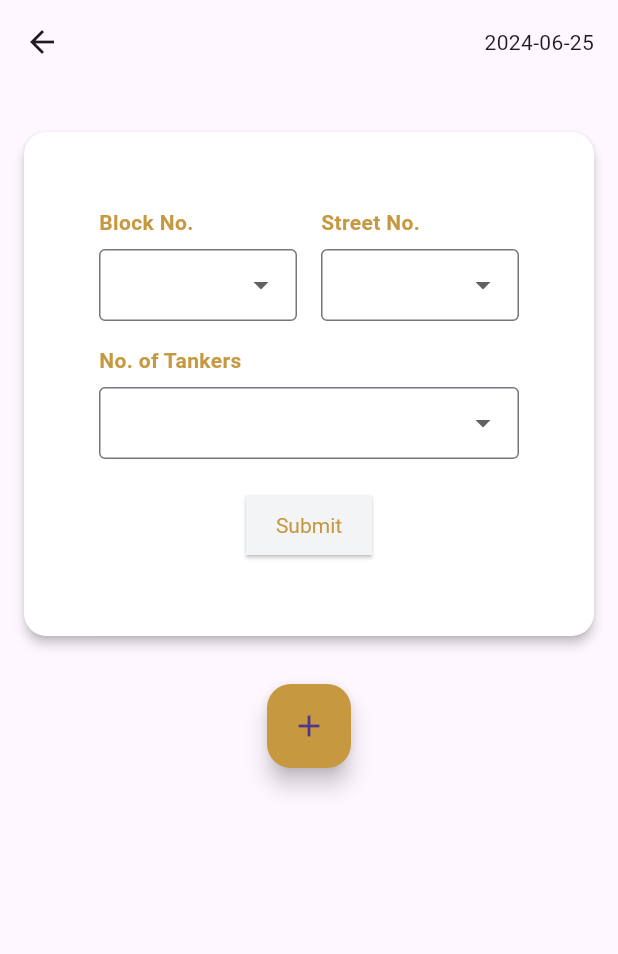
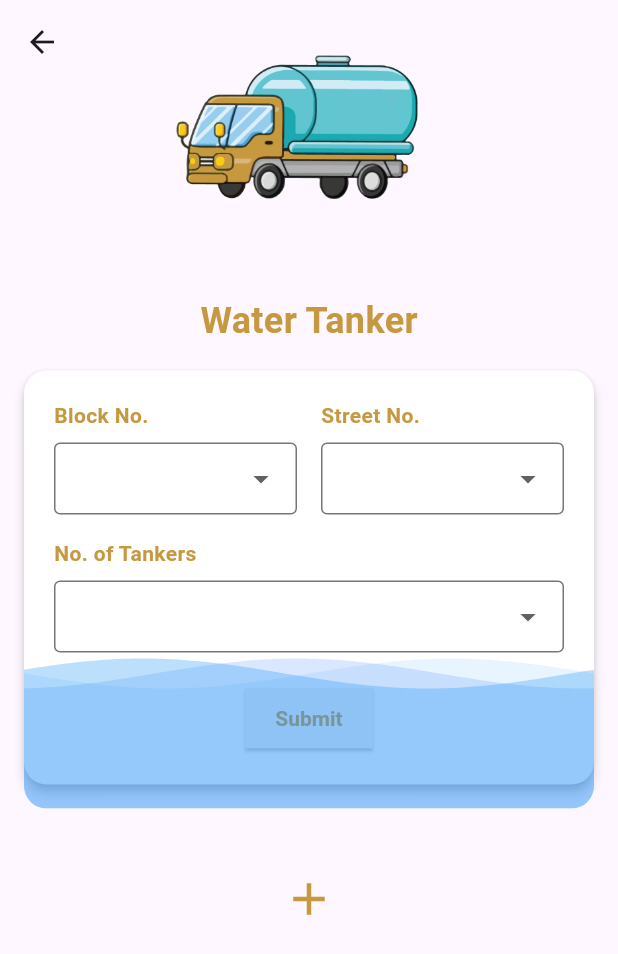
Before and after one commit to Hamid-Raza-22/alnoortown, a Flutter app: the WaterTanker screen opened directly, on a phone screen of 412 x 824 dp. Shown: the top 954 px of the screen. Run offline on Flutter 3.47's test engine with Material 3 defaults, Android fonts, the light colour scheme and no system bars; drawn by our look-alikes of wave; our stand-ins replace animate_do, flutter_local_notifications, get, shared_preferences; missing offline and left inert: workmanager; accounts and stored records are empty.

Commit message:
24 July 2024 - Arfa

```diff
--- a/lib/Screens/development_page.dart
+++ b/lib/Screens/development_page.dart
@@ -130,7 +130,7 @@ class _DevelopmentPageState extends State<DevelopmentPage> {
                           Navigator.push(
                             context,
                             MaterialPageRoute(
-                                builder: (context) => WaterTanker()),
+                                builder: (context) => const WaterTanker()),
                           );
                         },
                         child: Column(
@@ -178,7 +178,7 @@ class _DevelopmentPageState extends State<DevelopmentPage> {
           case 1:
             Navigator.push(
               context,
-              MaterialPageRoute(builder: (context) => SewerageWork()),
+              MaterialPageRoute(builder: (context) => const SewerageWork()),
             );
             break;
           case 2:
--- a/lib/Screens/maindrain_work_page.dart
+++ b/lib/Screens/maindrain_work_page.dart
@@ -1,6 +1,8 @@
 import 'package:flutter/material.dart';
 
-class maindrain extends StatelessWidget {
+class Maindrain extends StatelessWidget {
+  const Maindrain({super.key});
+
   @override
   Widget build(BuildContext context) {
     return Scaffold(
--- a/lib/Screens/splash_screen.dart
+++ b/lib/Screens/splash_screen.dart
@@ -18,8 +18,7 @@ class _SplashScreenState extends State<SplashScreen> {
   _navigateToHome() async {
     await Future.delayed(const Duration(milliseconds: 3000), () {});
     Navigator.pushReplacement(
-      context,
-      MaterialPageRoute(builder: (context) => const LoginPage()),
+      context, MaterialPageRoute(builder: (context) => const LoginPage()),
     );
   }
 
--- a/lib/Screens/water_tanker.dart
+++ b/lib/Screens/water_tanker.dart
@@ -1,5 +1,7 @@
 import 'package:flutter/material.dart';
-import 'package:intl/intl.dart';
+import 'package:flutter/services.dart';
+import 'package:wave/wave.dart';
+import 'package:wave/config.dart';
 
 class WaterTanker extends StatefulWidget {
   const WaterTanker({super.key});
@@ -27,36 +29,55 @@ class _WaterTankerState extends State<WaterTanker> {
     };
   }
 
-  String getCurrentDate() {
-    final now = DateTime.now();
-    return DateFormat('yyyy-MM-dd').format(now);
-  }
-
   @override
   Widget build(BuildContext context) {
     return Scaffold(
-      appBar: AppBar(
-        actions: [
-          Padding(
-            padding: const EdgeInsets.symmetric(horizontal: 16.0),
-            child: Center(
-              child: Text(
-                getCurrentDate(),
-                style: const TextStyle(fontSize: 14),
+      appBar: PreferredSize(
+        preferredSize: const Size.fromHeight(180.0),
+        child: AppBar(
+          backgroundColor: Colors.transparent,
+          elevation: 0,
+          flexibleSpace: Stack(
+            children: [
+              Container(
+                width: double.infinity,
+                height: double.infinity,
+                decoration: const BoxDecoration(
+                  image: DecorationImage(
+                    image: AssetImage('assets/images/truck-01.png'),
+                    fit: BoxFit.fitHeight,
                   ),
                 ),
               ),
             ],
+          ),
+          systemOverlayStyle: SystemUiOverlayStyle.dark,
+        ),
       ),
       body: SingleChildScrollView(
         padding: const EdgeInsets.all(16.0),
         child: Column(
           crossAxisAlignment: CrossAxisAlignment.start,
           children: [
-            const SizedBox(height: 16),
+            const SizedBox(height: 1),
+            const Align(
+              alignment: Alignment.center,
+              child: Padding(
+                padding: EdgeInsets.only(bottom: 16.0),
+                child: Text(
+                  'Water Tanker',
+                  style: TextStyle(fontSize: 24, fontWeight: FontWeight.bold, color: Color(0xFFC69840)),
+                ),
+              ),
+            ),
             ...containerDataList.asMap().entries.map((entry) {
               int index = entry.key;
-              return buildContainer(index);
+              return Column(
+                children: [
+                  buildContainer(index),
+                  const SizedBox(height: 16),
+                ],
+              );
             }),
             const SizedBox(height: 16),
             Center(
@@ -66,8 +87,9 @@ class _WaterTankerState extends State<WaterTanker> {
                     containerDataList.add(createInitialContainerData());
                   });
                 },
-                backgroundColor: const Color(0xFFC69840),
-                child: const Icon(Icons.add),
+                backgroundColor: Colors.transparent,
+                elevation: 0, // No shadow
+                child: const Icon(Icons.add, color: Color(0xFFC69840), size: 36.0),
               ),
             ),
           ],
@@ -78,13 +100,19 @@ class _WaterTankerState extends State<WaterTanker> {
 
   Widget buildContainer(int index) {
     var containerData = containerDataList[index];
-    return Card(
+    bool isFilled = containerData["selectedBlock"] != null &&
+        containerData["selectedStreet"] != null &&
+        containerData["selectedTankers"] != null;
+
+    return Stack(
+      children: [
+        Card(
           margin: const EdgeInsets.only(bottom: 16),
           elevation: 3,
           shape: RoundedRectangleBorder(borderRadius: BorderRadius.circular(15)),
           color: Colors.white,
           child: Padding(
-        padding: const EdgeInsets.all(50.0),
+            padding: const EdgeInsets.all(20.0),
             child: Column(
               crossAxisAlignment: CrossAxisAlignment.start,
               children: [
@@ -119,7 +147,6 @@ class _WaterTankerState extends State<WaterTanker> {
                 Center(
                   child: ElevatedButton(
                     onPressed: () {
-                  final selectedMachine = containerData["selectedMachine"];
                       final selectedBlock = containerData["selectedBlock"];
                       final selectedStreet = containerData["selectedStreet"];
                       final selectedTankers = containerData["selectedTankers"];
@@ -127,7 +154,7 @@ class _WaterTankerState extends State<WaterTanker> {
                       ScaffoldMessenger.of(context).showSnackBar(
                         SnackBar(
                           content: Text(
-                        'Selected: $selectedMachine, $selectedBlock, $selectedStreet, No. of Tankers: $selectedTankers',
+                            'Selected: $selectedBlock, $selectedStreet, No. of Tankers: $selectedTankers',
                           ),
                         ),
                       );
@@ -140,12 +167,25 @@ class _WaterTankerState extends State<WaterTanker> {
                         borderRadius: BorderRadius.zero,
                       ),
                     ),
-                child: const Text('Submit', style: TextStyle(color: Color(0xFFC69840))),
+                    child: const Text('Submit', style: TextStyle(fontWeight: FontWeight.bold, color: Color(0xFFC69840))),
                   ),
                 ),
               ],
             ),
           ),
+        ),
+        Positioned.fill(
+          child: ClipRRect(
+            borderRadius: BorderRadius.circular(15),
+            child: IgnorePointer(
+              child: Align(
+                alignment: Alignment.bottomCenter,
+                child: WaterLoadingWidget(isFilled: isFilled),
+              ),
+            ),
+          ),
+        ),
+      ],
     );
   }
 
@@ -200,3 +240,32 @@ class _WaterTankerState extends State<WaterTanker> {
     );
   }
 }
+
+class WaterLoadingWidget extends StatelessWidget {
+  final bool isFilled;
+
+  const WaterLoadingWidget({super.key, required this.isFilled});
+
+  @override
+  Widget build(BuildContext context) {
+    return SizedBox(
+      height: 100, // Adjust the height as needed
+      child: WaveWidget(
+        config: CustomConfig(
+          gradients: [
+            [Colors.blue.withOpacity(0.1), Colors.blue.withOpacity(0.1)],
+            [Colors.blueAccent.withOpacity(0.2), Colors.blueAccent.withOpacity(0.2)],
+            [Colors.blue.withOpacity(0.3), Colors.blue.withOpacity(0.3)],
+          ],
+          durations: [35000, 19440, 10800],
+          heightPercentages: isFilled ? [0.30, 0.32, 0.34] : [0.0, 0.0, 0.0],
+          blur: const MaskFilter.blur(BlurStyle.solid, 10),
+          gradientBegin: Alignment.bottomLeft,
+          gradientEnd: Alignment.topRight,
+        ),
+        waveAmplitude: 0,
+        size: const Size(double.infinity, double.infinity),
+      ),
+    );
+  }
+}
--- a/lib/main.dart
+++ b/lib/main.dart
@@ -18,7 +18,7 @@ Future<void> main() async {
       debugShowCheckedModeBanner: false,
       initialRoute: '/',
       getPages: [
-        GetPage(name: '/', page: () => SplashScreen()),
+        GetPage(name: '/', page: () => const SplashScreen()),
         GetPage(name: '/home', page: () => const HomePage()),
         GetPage(name: '/development', page: () => const DevelopmentPage()),
         GetPage(name: '/materialShifting', page: () => const MaterialShiftingPage()),
--- a/pubspec.yaml
+++ b/pubspec.yaml
@@ -41,7 +41,7 @@ dependencies:
   workmanager: ^0.5.2
   flutter_foreground_task: ^6.5.0
   intl: ^0.19.0
-
+  wave: ^0.2.2
 
 dev_dependencies:
   flutter_test:
@@ -72,7 +72,6 @@ flutter:
   assets:
     - assets/images/
     - assets/images/gate_view.png
-    - assets/images/home.png
     - assets/images/development_work.png
     - assets/images/splashscreen.png
     - assets/images/building_work.png
@@ -85,6 +84,7 @@ flutter:
     - assets/images/sewerage_work.png
     - assets/images/machines.png
     - assets/images/water_tanker.png
+    - assets/images/truck-01.png
 
   # assets:
   #   - images/a_dot_burr.jpeg
```
Also changed, not shown: lib/Screens/ignoree.dart (added, +219 -0 lines), assets/images/home.png (deleted), assets/images/truck-01.png (added), pubspec.lock. Lines whose indentation alone changed are shown as unchanged.
